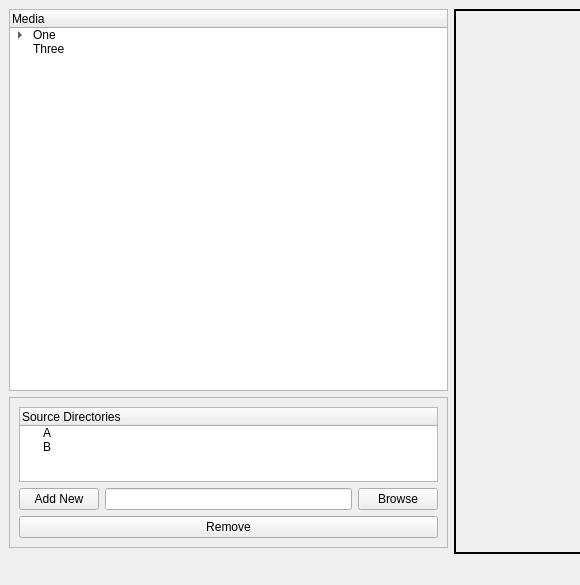
Before: the Qt Designer form toktokkie/ui/qt/qt_designer/metadata_configurator.ui in namboy94/toktokkie, drawn with Qt 5; both pictures show x 0 to 580 and y 0 to 585 of the 901 by 585 pixel window.
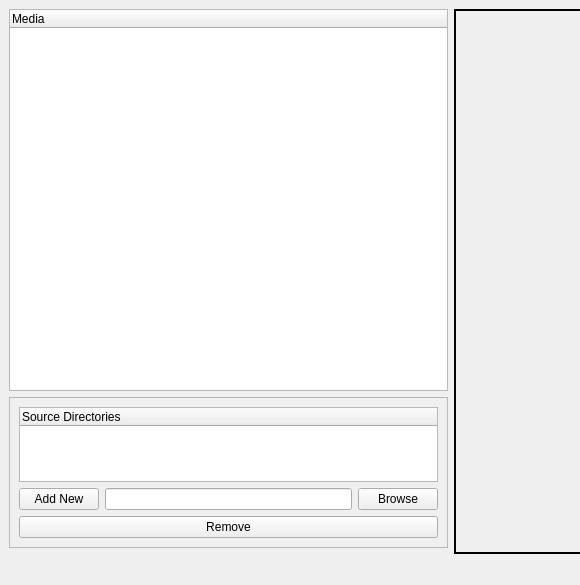
After: the same form once the commit is applied.

Commit message: Realize that current metadata structure is bad

Diff of the .ui file:
```diff
--- a/toktokkie/ui/qt/qt_designer/metadata_configurator.ui
+++ b/toktokkie/ui/qt/qt_designer/metadata_configurator.ui
@@ -43,21 +43,6 @@
         <string>Media</string>
        </property>
       </column>
-      <item>
-       <property name="text">
-        <string>One</string>
-       </property>
-       <item>
-        <property name="text">
-         <string>Two</string>
-        </property>
-       </item>
-      </item>
-      <item>
-       <property name="text">
-        <string>Three</string>
-       </property>
-      </item>
      </widget>
     </item>
     <item row="2" column="0">
@@ -112,16 +97,6 @@
            <string>Source Directories</string>
           </property>
          </column>
-         <item>
-          <property name="text">
-           <string>A</string>
-          </property>
-         </item>
-         <item>
-          <property name="text">
-           <string>B</string>
-          </property>
-         </item>
         </widget>
        </item>
       </layout>
```
Left out of the diff: 8 changed lines with no effect on the pictures. The commit also changes 7 other files.
